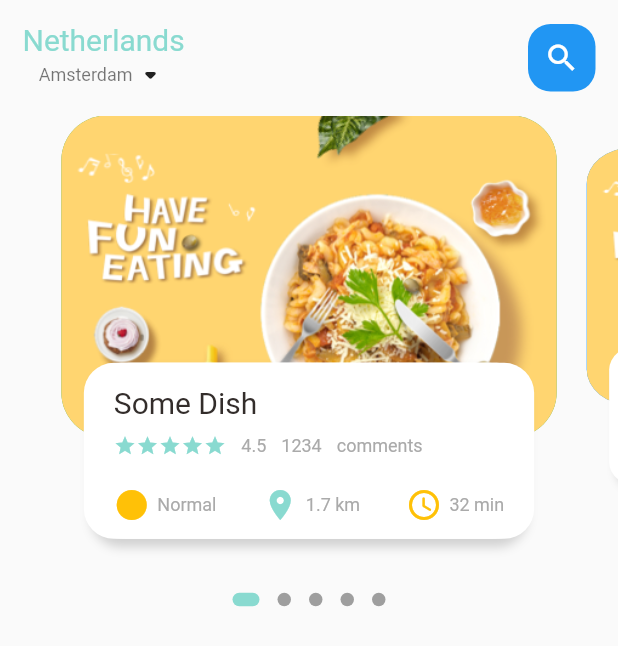
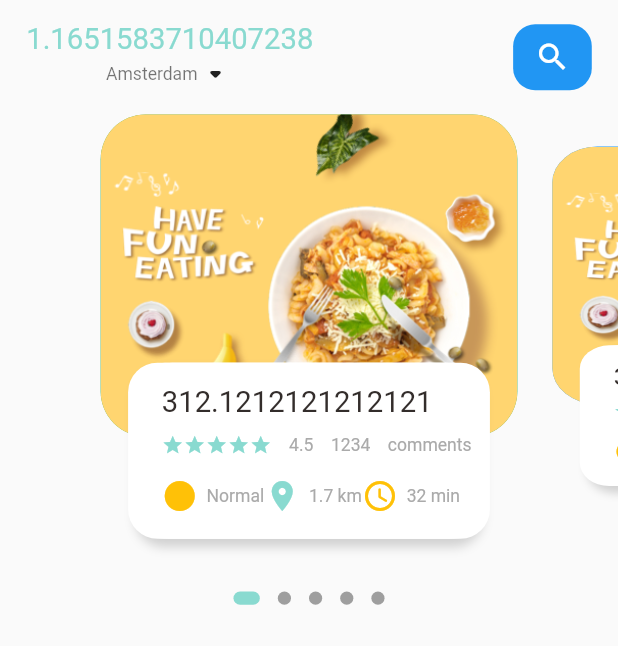
Before and after one commit to ashiquelal/Ecommerce_flutter_windows, a Flutter app: the screen it shows after launch, on a phone screen of 412 x 824 dp. Shown: the top 646 px of the screen. Run offline on Flutter 3.47's test engine with Material 2 defaults, Android fonts, the phone set to English and light mode, and no system bars; drawn by our look-alikes of dots_indicator; our stand-ins replace get.

Commit message:
Home page top half Completed

```diff
--- a/lib/home/food_page_body.dart
+++ b/lib/home/food_page_body.dart
@@ -1,4 +1,4 @@
-import 'package:first_app_desktop/utils/Dimensions.dart';
+import '../utils/Dimensions.dart' as Dimensions;
 import 'package:first_app_desktop/utils/colors.dart';
 import 'package:first_app_desktop/widget/BigText.dart';
 import 'package:first_app_desktop/widget/SmallText.dart';
@@ -9,25 +9,21 @@ import 'package:flutter/material.dart';
 import 'package:dots_indicator/dots_indicator.dart  ';
 
 class FoodPageBody extends StatefulWidget {
-  FoodPageBody({Key? key}) : super(key: key);
+  const FoodPageBody({Key? key}) : super(key: key);
 
   @override
   State<FoodPageBody> createState() => _FoodPageBodyState();
 }
 
 class _FoodPageBodyState extends State<FoodPageBody> {
-  PageController pageController = PageController(viewportFraction: 0.85);
   var _currPageValue = 0.0;
-  double _scaleFactor = 0.8;
-  double _height = Dimensions.pageViewContainer;
-
+  PageController pageController =
+      PageController(viewportFraction: Dimensions.pageView.viewportFraction());
   @override
   void initState() {
     super.initState();
     pageController.addListener(() {
-      setState(() {
-        _currPageValue = pageController.page!;
-      });
+      listen(pageController);
     });
   }
 
@@ -36,12 +32,18 @@ class _FoodPageBodyState extends State<FoodPageBody> {
     pageController.dispose();
   }
 
+  void listen(PageController pageController) {
+    setState(() {
+      _currPageValue = pageController.page!;
+    });
+  }
+
   @override
   Widget build(BuildContext context) {
     return Column(
       children: [
         Container(
-            height: Dimensions.pageView,
+            height: Dimensions.pageView.base(),
             child: PageView.builder(
                 controller: pageController,
                 scrollBehavior: MaterialScrollBehavior()
@@ -56,8 +58,8 @@ class _FoodPageBodyState extends State<FoodPageBody> {
           position: _currPageValue,
           decorator: DotsDecorator(
             activeColor: AppColors.maincolor,
-            size: const Size.square(9.0),
-            activeSize: const Size(18.0, 9.0),
+            size: Size.square(Dimensions.height(9)),
+            activeSize: Size(Dimensions.height(18), Dimensions.height(9)),
             activeShape: RoundedRectangleBorder(
                 borderRadius: BorderRadius.circular(5.0)),
           ),
@@ -67,6 +69,8 @@ class _FoodPageBodyState extends State<FoodPageBody> {
   }
 
   Widget _buildPageItem(int index) {
+    double _scaleFactor = 0.8;
+    double _height = Dimensions.pageView.Container();
     Matrix4 matrix = new Matrix4.identity();
     if (index == _currPageValue.floor()) {
       var _currScale = 1 - (_currPageValue - index) * (1 - _scaleFactor);
@@ -91,14 +95,15 @@ class _FoodPageBodyState extends State<FoodPageBody> {
       matrix = Matrix4.diagonal3Values(1, _currScale, 1)
         ..setTranslationRaw(0, curTrans, 0);
     }
-
+    double value = Dimensions.pageView.base();
     return Transform(
       transform: matrix,
       child: Stack(
         children: [
           Container(
-              height: Dimensions.pageViewContainer,
-              margin: EdgeInsets.only(left: 10, right: 10),
+              height: Dimensions.pageView.Container(),
+              margin: EdgeInsets.only(
+                  left: Dimensions.width(10), right: Dimensions.width(10)),
               decoration: BoxDecoration(
                   borderRadius: BorderRadius.circular(30),
                   color: index.isEven ? Colors.green : Colors.blue,
@@ -108,10 +113,13 @@ class _FoodPageBodyState extends State<FoodPageBody> {
           Align(
             alignment: Alignment.bottomCenter,
             child: Container(
-              height: Dimensions.pageViewContainerText,
-              margin: EdgeInsets.only(left: 30, right: 30, bottom: 30),
+              height: Dimensions.pageView.ContainerText(),
+              margin: EdgeInsets.only(
+                  left: Dimensions.width(30),
+                  right: Dimensions.width(30),
+                  bottom: Dimensions.height(30)),
               decoration: BoxDecoration(
-                borderRadius: BorderRadius.circular(20),
+                borderRadius: BorderRadius.circular(Dimensions.radius(20)),
                 color: Colors.white,
                 boxShadow: [
                   BoxShadow(
@@ -123,13 +131,16 @@ class _FoodPageBodyState extends State<FoodPageBody> {
                 ],
               ),
               child: Container(
-                padding: EdgeInsets.only(top: 15, left: 15, right: 15),
+                padding: EdgeInsets.only(
+                    top: Dimensions.height(15),
+                    left: Dimensions.width(15),
+                    right: Dimensions.width(15)),
                 child: Column(
                     crossAxisAlignment: CrossAxisAlignment.start,
                     children: [
-                      BigText(text: "Some Dish"),
+                      BigText(text: value.toString()),
                       SizedBox(
-                        height: 10,
+                        height: Dimensions.height(10),
                       ),
                       Row(
                         children: [
@@ -139,25 +150,25 @@ class _FoodPageBodyState extends State<FoodPageBody> {
                                 (index) => Icon(
                                       Icons.star,
                                       color: AppColors.maincolor,
-                                      size: 15,
+                                      size: Dimensions.fontSize(15),
                                     )),
                           ),
                           SizedBox(
-                            width: 10,
+                            width: Dimensions.width(10),
                           ),
                           SmallText(text: "4.5"),
                           SizedBox(
-                            width: 10,
+                            width: Dimensions.width(10),
                           ),
                           SmallText(text: "1234"),
                           SizedBox(
-                            width: 10,
+                            width: Dimensions.width(10),
                           ),
                           SmallText(text: "comments"),
                         ],
                       ),
                       SizedBox(
-                        height: 20,
+                        height: Dimensions.height(15),
                       ),
                       Row(
                         mainAxisAlignment: MainAxisAlignment.spaceBetween,
--- a/lib/home/main_food_page.dart
+++ b/lib/home/main_food_page.dart
@@ -1,8 +1,8 @@
 import 'package:first_app_desktop/home/food_page_body.dart';
+import '../utils/Dimensions.dart' as Dimensions;
 import 'package:first_app_desktop/utils/colors.dart';
 import 'package:first_app_desktop/widget/BigText.dart';
 import 'package:first_app_desktop/widget/SmallText.dart';
-import 'package:flutter/cupertino.dart';
 import 'package:flutter/material.dart';
 
 class MainFoodPage extends StatefulWidget {
@@ -15,20 +15,25 @@ class MainFoodPage extends StatefulWidget {
 class _MainFoodPageState extends State<MainFoodPage> {
   @override
   Widget build(BuildContext context) {
+    double value = MediaQuery.of(context).size.width;
+    Dimensions.context = context;
     return Scaffold(
       body: Column(
         children: [
           Container(
               child: Container(
-                  margin: EdgeInsets.only(top: 15, bottom: 15),
-                  padding: EdgeInsets.only(left: 15, right: 15),
+                  margin: EdgeInsets.only(
+                      top: Dimensions.height(15),
+                      bottom: Dimensions.height(15)),
+                  padding: EdgeInsets.only(
+                      left: Dimensions.width(15), right: Dimensions.width(15)),
                   child: Row(
                     mainAxisAlignment: MainAxisAlignment.spaceBetween,
                     children: [
                       Column(
                         children: [
                           BigText(
-                            text: "Netherlands",
+                            text: Dimensions.width(1).toString(),
                             color: AppColors.maincolor,
                           ),
                           Row(
@@ -44,11 +49,12 @@ class _MainFoodPageState extends State<MainFoodPage> {
                       ),
                       Center(
                         child: Container(
-                          width: 45,
-                          height: 45,
+                          width: Dimensions.width(45),
+                          height: Dimensions.height(45),
                           child: Icon(Icons.search, color: Colors.white),
                           decoration: BoxDecoration(
-                              borderRadius: BorderRadius.circular(15),
+                              borderRadius:
+                                  BorderRadius.circular(Dimensions.radius(15)),
                               color: Colors.blue),
                         ),
                       )
--- a/lib/main.dart
+++ b/lib/main.dart
@@ -14,7 +14,7 @@ class MyApp extends StatelessWidget {
   Widget build(BuildContext context) {
     return GetMaterialApp(
       debugShowCheckedModeBanner: false,
-      title: 'Flutter Demo',
+      title: "Flutter App",
       theme: ThemeData(
         primarySwatch: Colors.blue,
       ),
--- a/lib/utils/Dimensions.dart
+++ b/lib/utils/Dimensions.dart
@@ -1,10 +1,53 @@
-import 'package:get/get.dart';
+import 'package:flutter/material.dart';
 
-class Dimensions {
-  static double screenHeight = Get.context!.height;
-  static double screenWidth = Get.context!.width;
+BuildContext context = context;
 
-  static double pageView = screenHeight / 2.64;
-  static double pageViewContainer = screenHeight / 3.84;
-  static double pageViewContainerText = screenHeight / 7.03;
+class pageView {
+  static double base() {
+    double screenHeight = MediaQuery.of(context).size.height;
+    double pageView = screenHeight / 2.64;
+    return pageView;
+  }
+
+  static double viewportFraction() {
+    double screenWidth = MediaQuery.of(context).size.width;
+    double pageView = (354.28 / screenWidth) * 0.85;
+    return pageView;
+  }
+
+  static double Container() {
+    double screenHeight = MediaQuery.of(context).size.height;
+    double pageViewContainer = screenHeight / 3.84;
+    return pageViewContainer;
+  }
+
+  static double ContainerText() {
+    double screenHeight = MediaQuery.of(context).size.height;
+    double pageViewContainer = screenHeight / 7.03;
+    return pageViewContainer;
+  }
 }
+
+double height(value) {
+  double screenHeight = MediaQuery.of(context).size.height;
+  double pageViewContainer = (screenHeight / 844) * value;
+  return pageViewContainer;
+}
+
+double radius(value) {
+  double screenHeight = MediaQuery.of(context).size.height;
+  double pageViewContainer = (screenHeight / 844) * value;
+  return pageViewContainer;
+}
+
+double width(value) {
+  double screenWidth = MediaQuery.of(context).size.width;
+  double pageViewContainer = (screenWidth / 353.6) * value;
+  return pageViewContainer;
+}
+
+double fontSize(value) {
+  double screenHeight = MediaQuery.of(context).size.height;
+  double pageViewContainer = (screenHeight / 844) * value;
+  return pageViewContainer;
+}
--- a/lib/widget/BigText.dart
+++ b/lib/widget/BigText.dart
@@ -1,4 +1,5 @@
 import 'package:flutter/cupertino.dart';
+import '../utils/Dimensions.dart' as Dimensions;
 
 class BigText extends StatelessWidget {
   final Color? color;
@@ -22,7 +23,7 @@ class BigText extends StatelessWidget {
       style: TextStyle(
           color: color,
           fontFamily: 'Roboto',
-          fontSize: size,
+          fontSize: Dimensions.fontSize(size),
           fontWeight: FontWeight.w400),
     );
   }
--- a/lib/widget/SmallText.dart
+++ b/lib/widget/SmallText.dart
@@ -1,4 +1,5 @@
 import 'package:flutter/cupertino.dart';
+import '../utils/Dimensions.dart' as Dimensions;
 
 class SmallText extends StatelessWidget {
   final Color? color;
@@ -18,7 +19,10 @@ class SmallText extends StatelessWidget {
     return Text(
       text,
       style: TextStyle(
-          color: color, fontFamily: 'Roboto', fontSize: size, height: height),
+          color: color,
+          fontFamily: 'Roboto',
+          fontSize: Dimensions.fontSize(size),
+          height: Dimensions.height(height)),
     );
   }
 }
--- a/lib/widget/icon_and_text_widget.dart
+++ b/lib/widget/icon_and_text_widget.dart
@@ -1,3 +1,5 @@
+import '../utils/Dimensions.dart' as Dimensions;
+
 import 'package:first_app_desktop/widget/SmallText.dart';
 import 'package:flutter/material.dart';
 
@@ -21,7 +23,7 @@ class IconAndTextWidget extends StatelessWidget {
           color: iconcolor,
         ),
         SizedBox(
-          width: 5,
+          width: Dimensions.width(5),
         ),
         SmallText(
           text: text,
```
